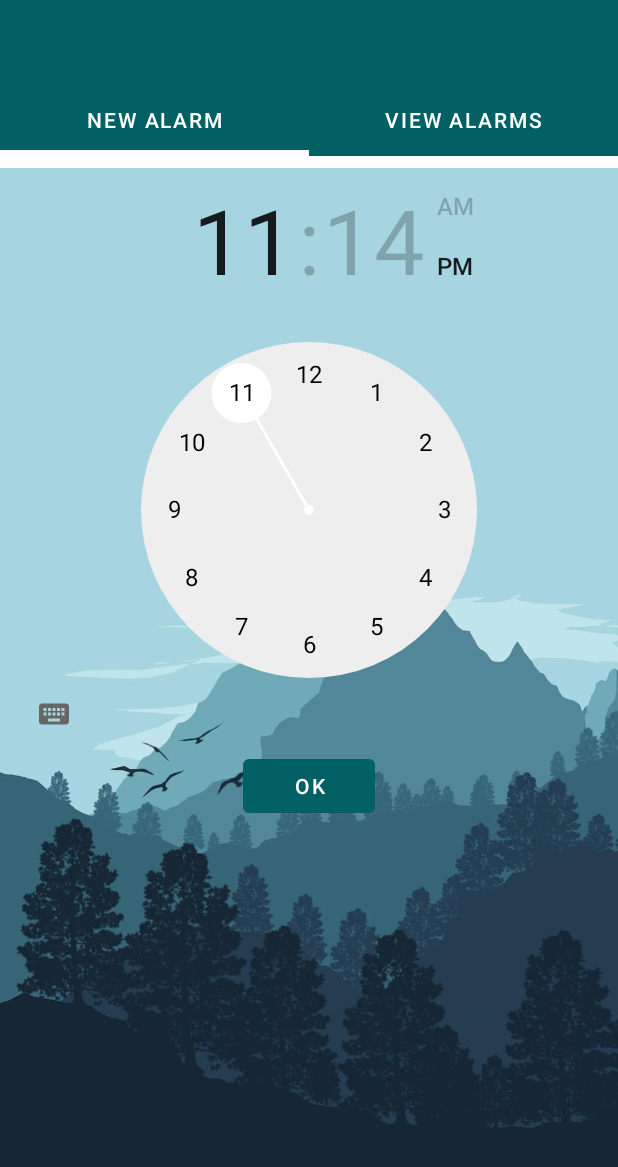
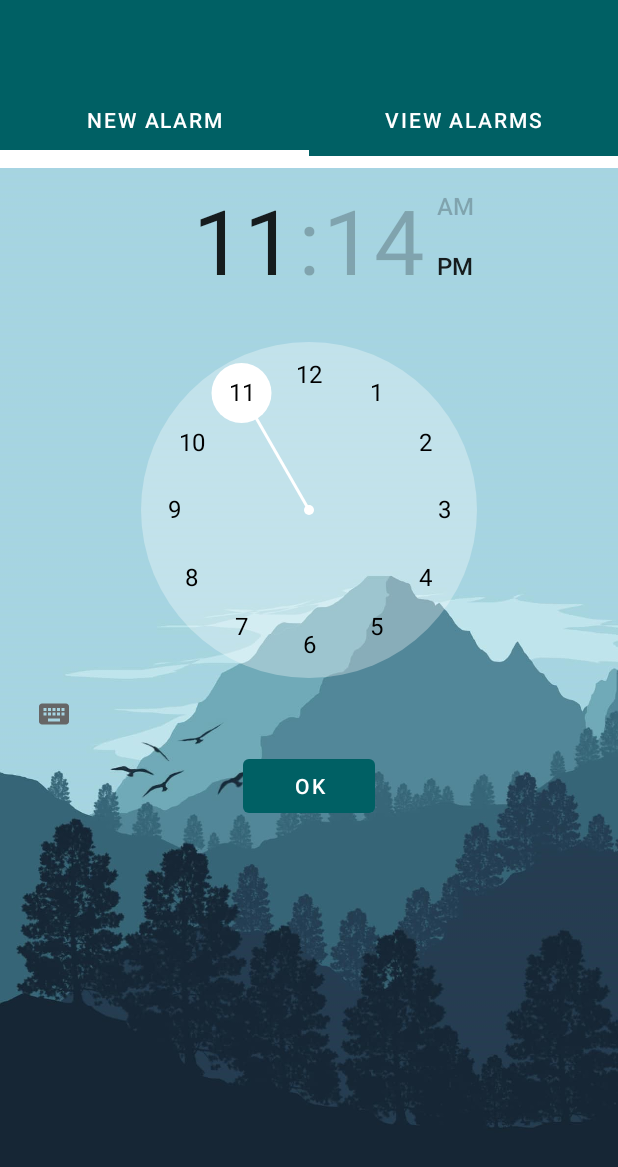
Before and after one commit to biancadragomir/bsc-mobile, an Android app: the screen it shows after launch (MainActivity), on a phone screen of 412 x 824 dp. Shown: the top 1167 px of the screen. Run offline under Robolectric (Android 15) with nearby library versions, the phone set to English and light mode, and no system bars.

Commit message:
made cardview and timepicker backgrounds semi-transparent

```diff
--- a/app/src/main/java/app/bsc/db/drawing/view/TabAdapter.kt
+++ b/app/src/main/java/app/bsc/db/drawing/view/TabAdapter.kt
@@ -4,7 +4,6 @@ import android.util.Log
 import androidx.fragment.app.Fragment
 import androidx.fragment.app.FragmentManager
 import androidx.fragment.app.FragmentStatePagerAdapter
-
 import java.util.ArrayList
 
 class TabAdapter internal constructor(fm: FragmentManager) : FragmentStatePagerAdapter(fm) {
--- a/app/src/main/java/app/bsc/db/drawing/view/alarms_management/CreateAlarmFragment.kt
+++ b/app/src/main/java/app/bsc/db/drawing/view/alarms_management/CreateAlarmFragment.kt
@@ -56,7 +56,7 @@ class CreateAlarmFragment : Fragment() {
 
         val alarmObj = Alarm(timePicker.hour, timePicker.minute, requestCode)
         addAlarmToDb(alarmObj)
-        addAlarmToListView(alarmObj)
+        addAlarmToRecyclerView(alarmObj)
         requestCode++
 
         ViewAlarmsFragment.refreshData()
@@ -71,7 +71,7 @@ class CreateAlarmFragment : Fragment() {
         db.addAlarm(alarmObj)
     }
 
-    private fun addAlarmToListView(alarmObj: Alarm){
+    private fun addAlarmToRecyclerView(alarmObj: Alarm){
         // add to the list view
         ViewAlarmsFragment.addAlarm(alarmObj)
     }
--- a/app/src/main/java/app/bsc/db/drawing/view/alarms_management/ViewAlarmsFragment.kt
+++ b/app/src/main/java/app/bsc/db/drawing/view/alarms_management/ViewAlarmsFragment.kt
@@ -6,6 +6,7 @@ import android.view.ViewGroup
 import android.view.LayoutInflater
 import android.view.View
 import android.widget.TextView
+import android.widget.Toast
 import androidx.cardview.widget.CardView
 import androidx.fragment.app.Fragment
 import androidx.recyclerview.widget.LinearLayoutManager
@@ -13,11 +14,12 @@ import androidx.recyclerview.widget.RecyclerView
 import app.bsc.db.drawing.R
 import app.bsc.db.drawing.model.Alarm
 import app.bsc.db.drawing.util.db.DBHelper
+import kotlinx.android.synthetic.main.list_item.*
 import java.util.ArrayList
 
-class ViewAlarmsFragment : Fragment() {
+class ViewAlarmsFragment : Fragment(), AlarmsRecyclerAdapter.onItemClickListener {
     companion object{
-        var listView : RecyclerView? = null
+        var recyclerView : RecyclerView? = null
 
         var alarmsList = ArrayList<Alarm>()
 
@@ -30,8 +32,8 @@ class ViewAlarmsFragment : Fragment() {
         fun refreshData() {
             Log.i("ViewAlarmsFragment", "refreshData() was called")
             alarmsList = db!!.allAlarms
-            val adapter = MyAdapter(alarmsList)
-            listView!!.adapter = adapter
+            val adapter = AlarmsRecyclerAdapter(alarmsList)
+            recyclerView!!.adapter = adapter
         }
     }
 
@@ -42,46 +44,15 @@ class ViewAlarmsFragment : Fragment() {
     override fun onViewCreated(view: View, savedInstanceState: Bundle?) {
         super.onViewCreated(view, savedInstanceState)
 
-        listView = view.findViewById(R.id.listViewAlarms)
-        listView!!.apply {
+        recyclerView = view.findViewById(R.id.recyclerViewAlarms)
+        recyclerView!!.apply {
             layoutManager = LinearLayoutManager(this@ViewAlarmsFragment.context)
-            adapter = MyAdapter(alarmsList)
+            adapter = AlarmsRecyclerAdapter(alarmsList)
         }
+
         db = DBHelper(context!!)
         refreshData()
     }
 
-    class MyAdapter(private val myDataset: ArrayList<Alarm>) :
-        RecyclerView.Adapter<MyAdapter.MyViewHolder>() {
 
-        class MyViewHolder(itemView: View) : RecyclerView.ViewHolder(itemView){
-            var itemTitle: TextView
-
-            init{
-                itemTitle = itemView.findViewById(R.id.item_title)
-
-            }
-        }
-
-        override fun onCreateViewHolder(parent: ViewGroup,
-                                        viewType: Int): MyAdapter.MyViewHolder {
-            val cardView= LayoutInflater.from(parent.context)
-                .inflate(R.layout.list_item, parent, false) as CardView
-
-            return MyViewHolder(cardView)
-        }
-
-        override fun onBindViewHolder(holder: MyViewHolder, position: Int) {
-            holder.itemTitle.text = myDataset[position].hour.toString()  + ":" + myDataset[position].minute.toString()
-
-            if(myDataset[position].minute.toString().length == 1){
-                holder.itemTitle.text = myDataset[position].hour.toString()  + ":0" + myDataset[position].minute.toString()
-            }else{
-                holder.itemTitle.text = myDataset[position].hour.toString()  + ":" + myDataset[position].minute.toString()
-            }
-        }
-
-        override fun getItemCount() = myDataset.size
-
-    }
 }
--- a/app/src/main/res/layout/fragment_one.xml
+++ b/app/src/main/res/layout/fragment_one.xml
@@ -1,14 +1,10 @@
 <?xml version="1.0" encoding="utf-8"?>
 <androidx.constraintlayout.widget.ConstraintLayout xmlns:android="http://schemas.android.com/apk/res/android"
                                                    xmlns:app="http://schemas.android.com/apk/res-auto"
-                                                   xmlns:tools="http://schemas.android.com/tools"
                                                    android:layout_width="match_parent"
                                                    android:layout_height="match_parent"
                                                    android:background="@drawable/min"
-
 >
-
-
         <TimePicker android:layout_width="wrap_content"
                     android:layout_height="wrap_content"
                     android:id="@+id/timePicker"
@@ -18,17 +14,11 @@
                     style="@android:style/Widget.Material.Light.TimePicker"
                     android:visibility="visible"
                     app:layout_constraintStart_toStartOf="parent" app:layout_constraintHorizontal_bias="0.5"
-                    app:layout_constraintEnd_toEndOf="parent" android:timePickerMode="clock">
+                    app:layout_constraintEnd_toEndOf="parent" android:timePickerMode="clock"
+                    android:numbersBackgroundColor="@color/semiTransparentColor"
+        >
 
         </TimePicker>
-        <!--<Button-->
-        <!--android:text="ADD"-->
-        <!--android:layout_width="wrap_content"-->
-        <!--android:layout_height="wrap_content"-->
-        <!--android:id="@+id/button2"-->
-        <!--app:layout_constraintTop_toBottomOf="@+id/timePicker"-->
-        <!--app:layout_constraintStart_toStartOf="parent"-->
-        <!--app:layout_constraintHorizontal_bias="0.5" app:layout_constraintEnd_toEndOf="parent"/>-->
 
         <Button
                 style="@style/Widget.MaterialComponents.Button.UnelevatedButton"
--- a/app/src/main/res/values/colors.xml
+++ b/app/src/main/res/values/colors.xml
@@ -11,5 +11,5 @@
     <color name="primaryDarkColor">#006064</color>
 
     <color name="primaryTextColor">#ffffff</color>
-
+    <color name="semiTransparentColor">#50ffffff</color>
 </resources>
```
Also changed, not shown: app/src/main/java/app/bsc/db/drawing/view/alarms_management/AlarmsAdapter.kt (added, +65 -0 lines), app/src/main/res/drawable/grad.xml (added, +9 -0 lines), app/src/main/res/layout/activity_main.xml (+0 -33 lines), app/src/main/res/layout/fragment_two.xml (+2 -19 lines), app/src/main/res/layout/list_item.xml (+9 -5 lines).
